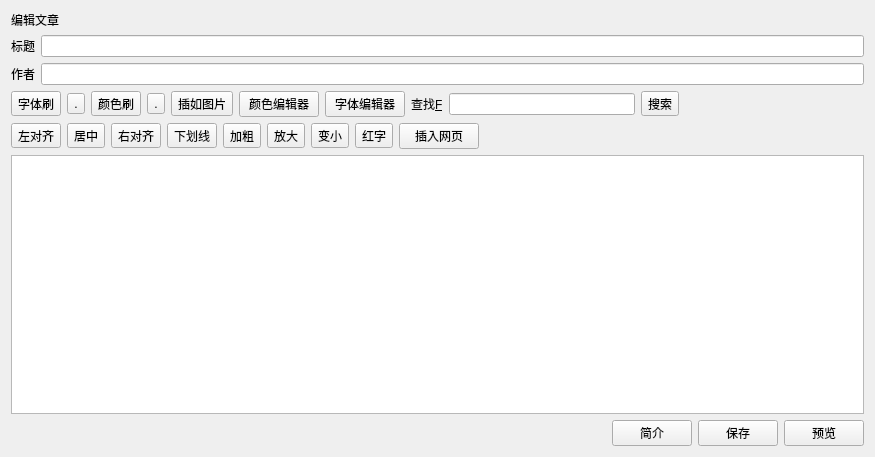
Above: testwidget.ui from Deviluna/MediaIDE_free before the change. Below: the same form after it.
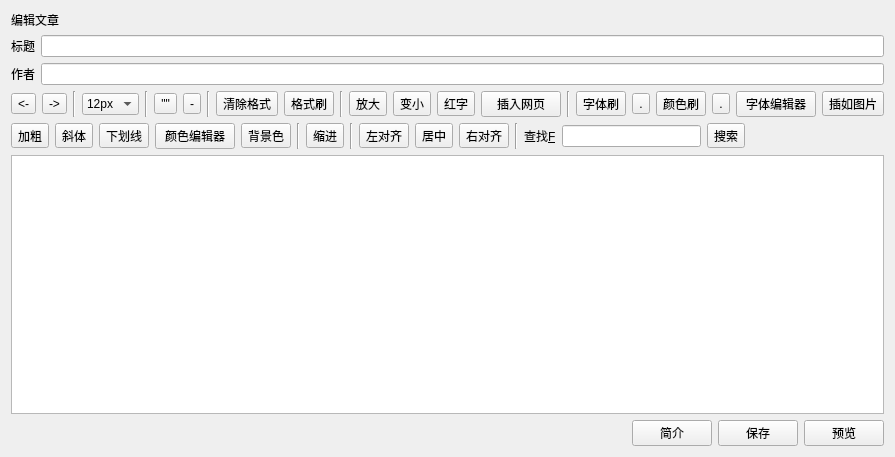
That is the form after the change.

Diff of the .ui file:
```diff
--- a/testwidget.ui
+++ b/testwidget.ui
@@ -50,7 +50,146 @@
     </layout>
    </item>
    <item>
-    <layout class="QHBoxLayout" name="horizontalLayout_2">
+    <layout class="QHBoxLayout" name="horizontalLayout_6">
+     <item>
+      <widget class="QToolButton" name="toolButton_15">
+       <property name="text">
+        <string>&lt;-</string>
+       </property>
+      </widget>
+     </item>
+     <item>
+      <widget class="QToolButton" name="toolButton_16">
+       <property name="text">
+        <string>-&gt;</string>
+       </property>
+      </widget>
+     </item>
+     <item>
+      <widget class="Line" name="line">
+       <property name="orientation">
+        <enum>Qt::Vertical</enum>
+       </property>
+      </widget>
+     </item>
+     <item>
+      <widget class="QComboBox" name="comboBox">
+       <item>
+        <property name="text">
+         <string>12px</string>
+        </property>
+       </item>
+       <item>
+        <property name="text">
+         <string>14px</string>
+        </property>
+       </item>
+       <item>
+        <property name="text">
+         <string>16px</string>
+        </property>
+       </item>
+       <item>
+        <property name="text">
+         <string>18px</string>
+        </property>
+       </item>
+       <item>
+        <property name="text">
+         <string>20px</string>
+        </property>
+       </item>
+       <item>
+        <property name="text">
+         <string>24px</string>
+        </property>
+       </item>
+      </widget>
+     </item>
+     <item>
+      <widget class="Line" name="line_2">
+       <property name="orientation">
+        <enum>Qt::Vertical</enum>
+       </property>
+      </widget>
+     </item>
+     <item>
+      <widget class="QToolButton" name="toolButton_17">
+       <property name="text">
+        <string>&quot;&quot;</string>
+       </property>
+      </widget>
+     </item>
+     <item>
+      <widget class="QToolButton" name="toolButton_18">
+       <property name="text">
+        <string>-</string>
+       </property>
+      </widget>
+     </item>
+     <item>
+      <widget class="Line" name="line_3">
+       <property name="orientation">
+        <enum>Qt::Vertical</enum>
+       </property>
+      </widget>
+     </item>
+     <item>
+      <widget class="QToolButton" name="toolButton_19">
+       <property name="text">
+        <string>清除格式</string>
+       </property>
+      </widget>
+     </item>
+     <item>
+      <widget class="QToolButton" name="toolButton_20">
+       <property name="text">
+        <string>格式刷</string>
+       </property>
+      </widget>
+     </item>
+     <item>
+      <widget class="Line" name="line_6">
+       <property name="orientation">
+        <enum>Qt::Vertical</enum>
+       </property>
+      </widget>
+     </item>
+     <item>
+      <widget class="QToolButton" name="toolButton_6">
+       <property name="text">
+        <string>放大</string>
+       </property>
+      </widget>
+     </item>
+     <item>
+      <widget class="QToolButton" name="toolButton_7">
+       <property name="text">
+        <string>变小</string>
+       </property>
+      </widget>
+     </item>
+     <item>
+      <widget class="QToolButton" name="toolButton_8">
+       <property name="text">
+        <string>红字</string>
+       </property>
+      </widget>
+     </item>
+     <item>
+      <widget class="QPushButton" name="pushButton_6">
+       <property name="text">
+        <string>插入网页</string>
+       </property>
+      </widget>
+     </item>
+     <item>
+      <widget class="Line" name="line_8">
+       <property name="orientation">
+        <enum>Qt::Vertical</enum>
+       </property>
+      </widget>
+     </item>
      <item>
       <widget class="QToolButton" name="toolButton_9">
        <property name="text">
@@ -79,6 +218,13 @@
        </property>
       </widget>
      </item>
+     <item>
+      <widget class="QPushButton" name="pushButton_2">
+       <property name="text">
+        <string>字体编辑器</string>
+       </property>
+      </widget>
+     </item>
      <item>
       <widget class="QToolButton" name="toolButton_13">
        <property name="text">
@@ -87,6 +233,44 @@
       </widget>
      </item>
      <item>
+      <spacer name="horizontalSpacer_4">
+       <property name="orientation">
+        <enum>Qt::Horizontal</enum>
+       </property>
+       <property name="sizeHint" stdset="0">
+        <size>
+         <width>40</width>
+         <height>20</height>
+        </size>
+       </property>
+      </spacer>
+     </item>
+    </layout>
+   </item>
+   <item>
+    <layout class="QHBoxLayout" name="horizontalLayout_7">
+     <item>
+      <widget class="QToolButton" name="toolButton_2">
+       <property name="text">
+        <string>加粗</string>
+       </property>
+      </widget>
+     </item>
+     <item>
+      <widget class="QToolButton" name="toolButton_21">
+       <property name="text">
+        <string>斜体</string>
+       </property>
+      </widget>
+     </item>
+     <item>
+      <widget class="QToolButton" name="toolButton_5">
+       <property name="text">
+        <string>下划线</string>
+       </property>
+      </widget>
+     </item>
+     <item>
       <widget class="QPushButton" name="pushButton_3">
        <property name="text">
         <string>颜色编辑器</string>
@@ -94,9 +278,58 @@
       </widget>
      </item>
      <item>
-      <widget class="QPushButton" name="pushButton_2">
+      <widget class="QToolButton" name="toolButton_22">
        <property name="text">
-        <string>字体编辑器</string>
+        <string>背景色</string>
+       </property>
+      </widget>
+     </item>
+     <item>
+      <widget class="Line" name="line_4">
+       <property name="orientation">
+        <enum>Qt::Vertical</enum>
+       </property>
+      </widget>
+     </item>
+     <item>
+      <widget class="QToolButton" name="toolButton_23">
+       <property name="text">
+        <string>缩进</string>
+       </property>
+      </widget>
+     </item>
+     <item>
+      <widget class="Line" name="line_5">
+       <property name="orientation">
+        <enum>Qt::Vertical</enum>
+       </property>
+      </widget>
+     </item>
+     <item>
+      <widget class="QToolButton" name="toolButton_3">
+       <property name="text">
+        <string>左对齐</string>
+       </property>
+      </widget>
+     </item>
+     <item>
+      <widget class="QToolButton" name="toolButton">
+       <property name="text">
+        <string>居中</string>
+       </property>
+      </widget>
+     </item>
+     <item>
+      <widget class="QToolButton" name="toolButton_4">
+       <property name="text">
+        <string>右对齐</string>
+       </property>
+      </widget>
+     </item>
+     <item>
+      <widget class="Line" name="line_7">
+       <property name="orientation">
+        <enum>Qt::Vertical</enum>
        </property>
       </widget>
      </item>
@@ -121,87 +354,7 @@
       </widget>
      </item>
      <item>
-      <spacer name="horizontalSpacer_3">
-       <property name="orientation">
-        <enum>Qt::Horizontal</enum>
-       </property>
-       <property name="sizeHint" stdset="0">
-        <size>
-         <width>40</width>
-         <height>20</height>
-        </size>
-       </property>
-      </spacer>
-     </item>
-    </layout>
-   </item>
-   <item>
-    <layout class="QHBoxLayout" name="horizontalLayout_3">
-     <item>
-      <widget class="QToolButton" name="toolButton_3">
-       <property name="text">
-        <string>左对齐</string>
-       </property>
-      </widget>
-     </item>
-     <item>
-      <widget class="QToolButton" name="toolButton">
-       <property name="text">
-        <string>居中</string>
-       </property>
-      </widget>
-     </item>
-     <item>
-      <widget class="QToolButton" name="toolButton_4">
-       <property name="text">
-        <string>右对齐</string>
-       </property>
-      </widget>
-     </item>
-     <item>
-      <widget class="QToolButton" name="toolButton_5">
-       <property name="text">
-        <string>下划线</string>
-       </property>
-      </widget>
-     </item>
-     <item>
-      <widget class="QToolButton" name="toolButton_2">
-       <property name="text">
-        <string>加粗</string>
-       </property>
-      </widget>
-     </item>
-     <item>
-      <widget class="QToolButton" name="toolButton_6">
-       <property name="text">
-        <string>放大</string>
-       </property>
-      </widget>
-     </item>
-     <item>
-      <widget class="QToolButton" name="toolButton_7">
-       <property name="text">
-        <string>变小</string>
-       </property>
-      </widget>
-     </item>
-     <item>
-      <widget class="QToolButton" name="toolButton_8">
-       <property name="text">
-        <string>红字</string>
-       </property>
-      </widget>
-     </item>
-     <item>
-      <widget class="QPushButton" name="pushButton_6">
-       <property name="text">
-        <string>插入网页</string>
-       </property>
-      </widget>
-     </item>
-     <item>
-      <spacer name="horizontalSpacer_2">
+      <spacer name="horizontalSpacer_5">
        <property name="orientation">
         <enum>Qt::Horizontal</enum>
        </property>
```
Left out of the diff: 17 changed lines with no effect on the pictures.
